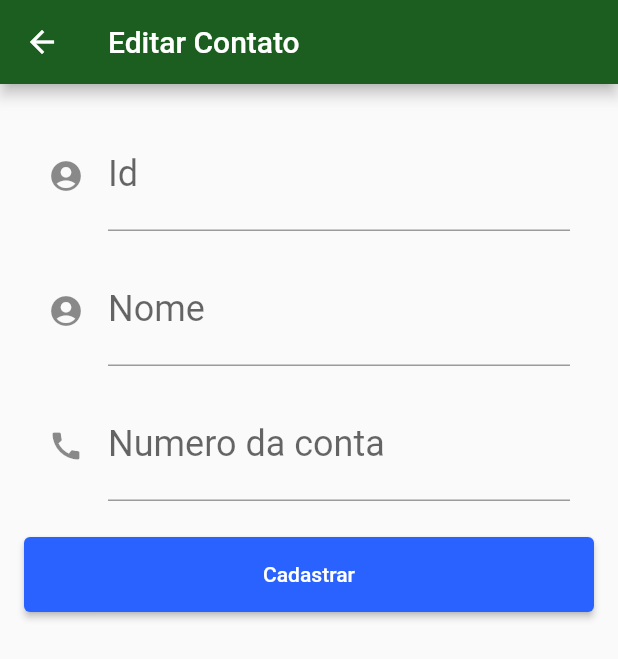
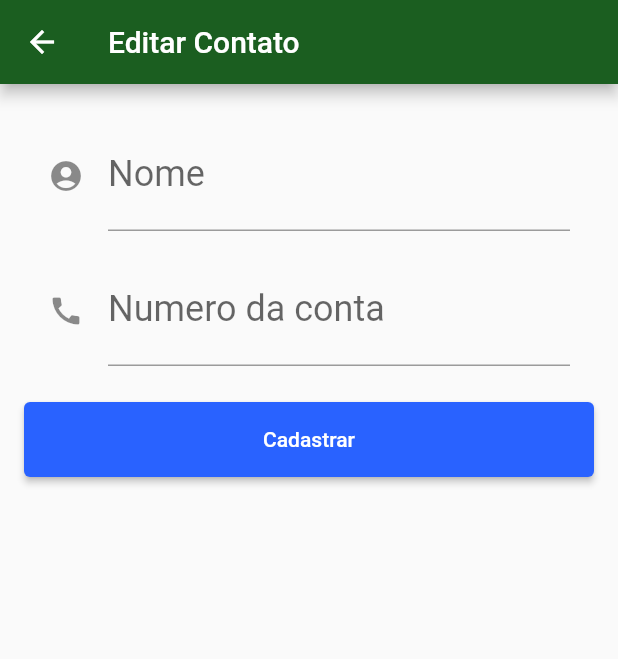
Before and after one commit to higorass02/bytebank-v2, a Flutter app: the FormContactEdit screen opened directly with empty values, on a phone screen of 412 x 824 dp. Shown: the top 659 px of the screen. Run offline on Flutter 3.47's test engine with Material 2 defaults, Android fonts, the phone set to English and light mode, and no system bars; our stand-ins replace sqflite; accounts and stored records are empty.

Commit message:
atualizando tela de atualizacao

```diff
--- a/lib/components/textform.dart
+++ b/lib/components/textform.dart
@@ -11,7 +11,9 @@ class TextForm extends StatelessWidget {
 
   @override
   Widget build(BuildContext context) {
-    return Padding(
+    return Visibility(
+      visible: _rotulo == 'Id' ? false : true,
+      child: Padding(
         padding: EdgeInsets.symmetric(horizontal: 16.0, vertical: 8.0),
         child: TextField(
           controller: _controlador,
@@ -23,6 +25,7 @@ class TextForm extends StatelessWidget {
           ),
           keyboardType: teclado != null ? teclado : TextInputType.number,
         ),
+      ),
     );
   }
 }
--- a/lib/dababase/config_database.dart
+++ b/lib/dababase/config_database.dart
@@ -13,7 +13,7 @@ Future<Database> createDatabase() {
         version: 1,
         //onDowngrade: (banco,anterior,atual){ banco.execute('delete CONTACT'); },
         //onUpgrade: (banco,anterior,atual){ banco.execute('delete CONTACT'); },
-        onDowngrade:onDatabaseDowngradeDelete,
+        //onDowngrade:onDatabaseDowngradeDelete,
         //onUpgrade: (banco,anterior,atual){ banco.execute('drop table CONTACT'); },
         onCreate: (banco,versao){
           banco.execute("CREATE TABLE CONTACT ("
```
Lines whose indentation alone changed are shown as unchanged.
